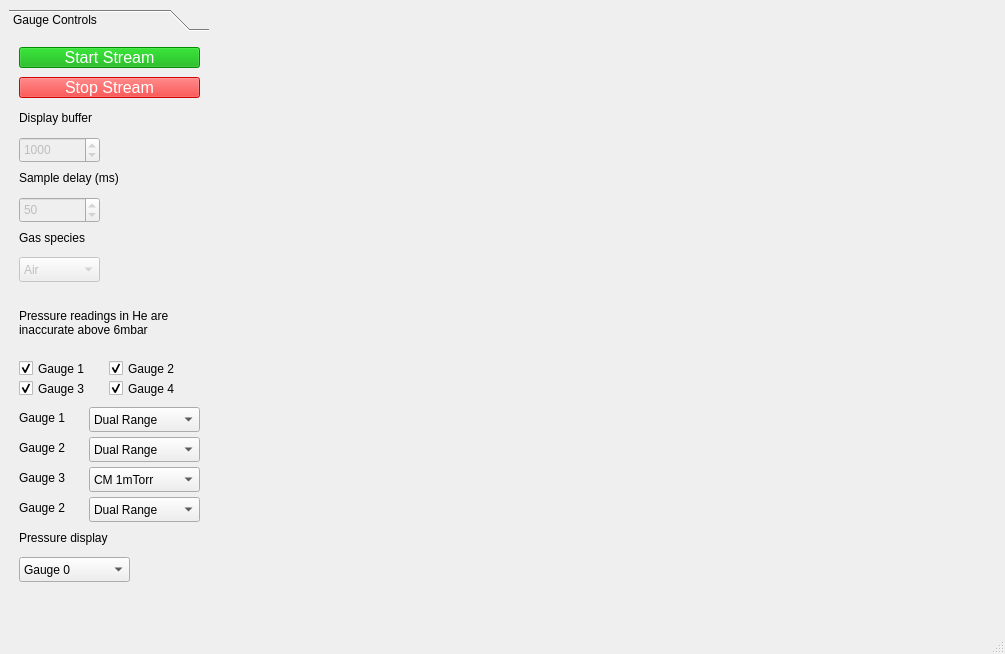
Old version of the form windows/FRG700.ui in the repository CU-PWFA/photoDAQ.
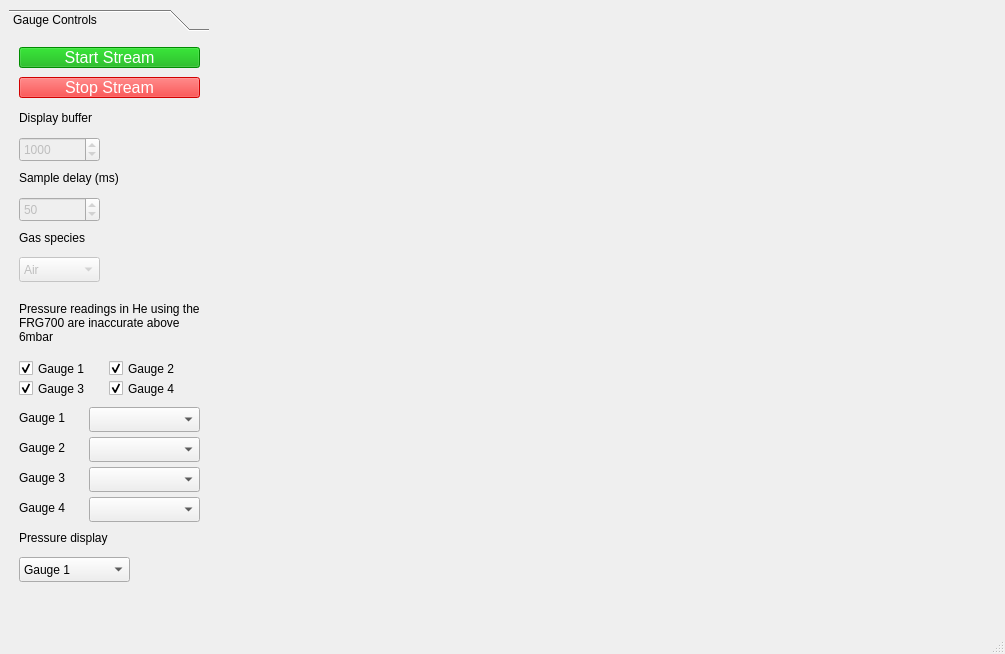
New version of the form.

```diff
--- a/windows/FRG700.ui
+++ b/windows/FRG700.ui
@@ -132,7 +132,7 @@
           <x>10</x>
           <y>100</y>
           <width>81</width>
-          <height>26</height>
+          <height>25</height>
          </rect>
         </property>
         <property name="minimum">
@@ -221,7 +221,7 @@
           <x>10</x>
           <y>160</y>
           <width>81</width>
-          <height>26</height>
+          <height>25</height>
          </rect>
         </property>
         <property name="minimum">
@@ -244,7 +244,7 @@
          </rect>
         </property>
         <property name="text">
-         <string>Pressure readings in He are inaccurate above 6mbar</string>
+         <string>Pressure readings in He using the FRG700 are inaccurate above 6mbar</string>
         </property>
         <property name="wordWrap">
          <bool>true</bool>
@@ -326,11 +326,6 @@
           <height>25</height>
          </rect>
         </property>
-        <item>
-         <property name="text">
-          <string>Gauge 0</string>
-         </property>
-        </item>
         <item>
          <property name="text">
           <string>Gauge 1</string>
@@ -372,16 +367,6 @@
           <height>25</height>
          </rect>
         </property>
-        <item>
-         <property name="text">
-          <string>Dual Range</string>
-         </property>
-        </item>
-        <item>
-         <property name="text">
-          <string>CM 1mTorr</string>
-         </property>
-        </item>
        </widget>
        <widget class="QComboBox" name="gaugeType_1">
         <property name="enabled">
@@ -395,16 +380,6 @@
           <height>25</height>
          </rect>
         </property>
-        <item>
-         <property name="text">
-          <string>Dual Range</string>
-         </property>
-        </item>
-        <item>
-         <property name="text">
-          <string>CM 1mTorr</string>
-         </property>
-        </item>
        </widget>
        <widget class="QLabel" name="gaugeLabel_0">
         <property name="geometry">
@@ -457,16 +432,6 @@
           <height>25</height>
          </rect>
         </property>
-        <item>
-         <property name="text">
-          <string>CM 1mTorr</string>
-         </property>
-        </item>
-        <item>
-         <property name="text">
-          <string>Dual Range</string>
-         </property>
-        </item>
        </widget>
        <widget class="QLabel" name="gaugeLabel_3">
         <property name="geometry">
@@ -478,7 +443,7 @@
          </rect>
         </property>
         <property name="text">
-         <string>Gauge 2</string>
+         <string>Gauge 4</string>
         </property>
        </widget>
        <widget class="QComboBox" name="gaugeType_3">
@@ -493,16 +458,6 @@
           <height>25</height>
          </rect>
         </property>
-        <item>
-         <property name="text">
-          <string>Dual Range</string>
-         </property>
-        </item>
-        <item>
-         <property name="text">
-          <string>CM 1mTorr</string>
-         </property>
-        </item>
        </widget>
       </widget>
      </widget>
```
Left out of the diff: 5 changed lines with no effect on the pictures.
